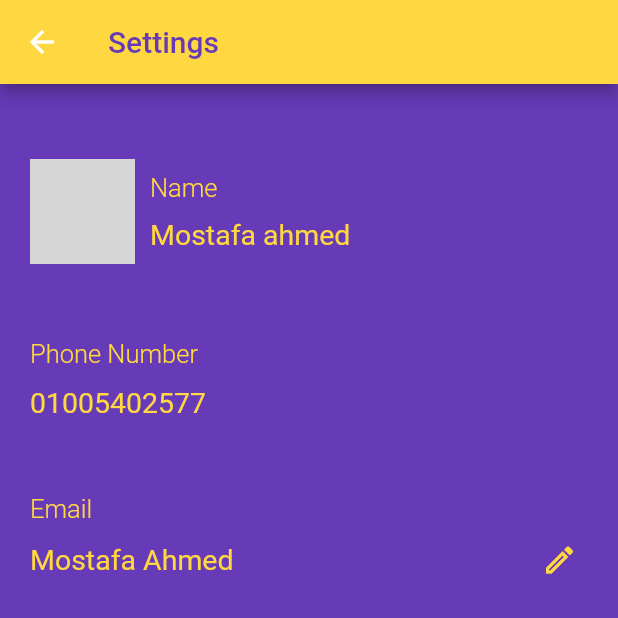
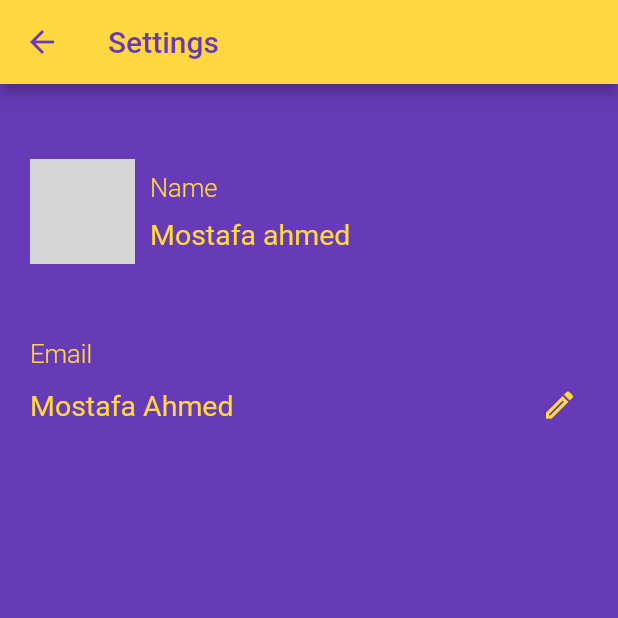
Before and after one commit to devabdu/win_money_game, a Flutter app: the SettingsScreen screen opened directly, on a phone screen of 412 x 824 dp, the top half of it. Run offline on Flutter 3.47's test engine with Material 2 defaults, Android fonts, the phone set to English and light mode, and no system bars; our stand-ins replace animated_splash_screen, equatable, lottie, page_transition; missing offline and left inert: flutter_chess_board; network calls fail; grey boxes are pictures that could not be loaded.

Commit message:
appbar and other

```diff
--- a/lib/modules/NavigatorDrawer/settings.dart
+++ b/lib/modules/NavigatorDrawer/settings.dart
@@ -13,6 +13,9 @@ class SettingsScreen extends StatelessWidget {
       backgroundColor: Colors.deepPurple,
       appBar: AppBar(
         backgroundColor: Colors.amberAccent,
+        iconTheme: const IconThemeData(
+          color: Colors.deepPurple,
+        ),
         title: const Text(
             'Settings',
           style: TextStyle(
@@ -67,29 +70,6 @@ class SettingsScreen extends StatelessWidget {
                   ],
                 ),
               ],
-            ),
-            const SizedBox(
-              height: 50,
-            ),
-            //phone
-            const Text(
-              'Phone Number',
-              style: TextStyle(
-                color: Colors.amberAccent,
-                fontSize: 17,
-                fontWeight: FontWeight.w300,
-              ),
-            ),
-            const SizedBox(
-              height: 11,
-            ),
-            const Text(
-              '01005402577',
-              style: TextStyle(
-                color: Colors.amberAccent,
-                fontSize: 19,
-                fontWeight: FontWeight.w400,
-              ),
             ),
             const SizedBox(
               height: 50,
```
